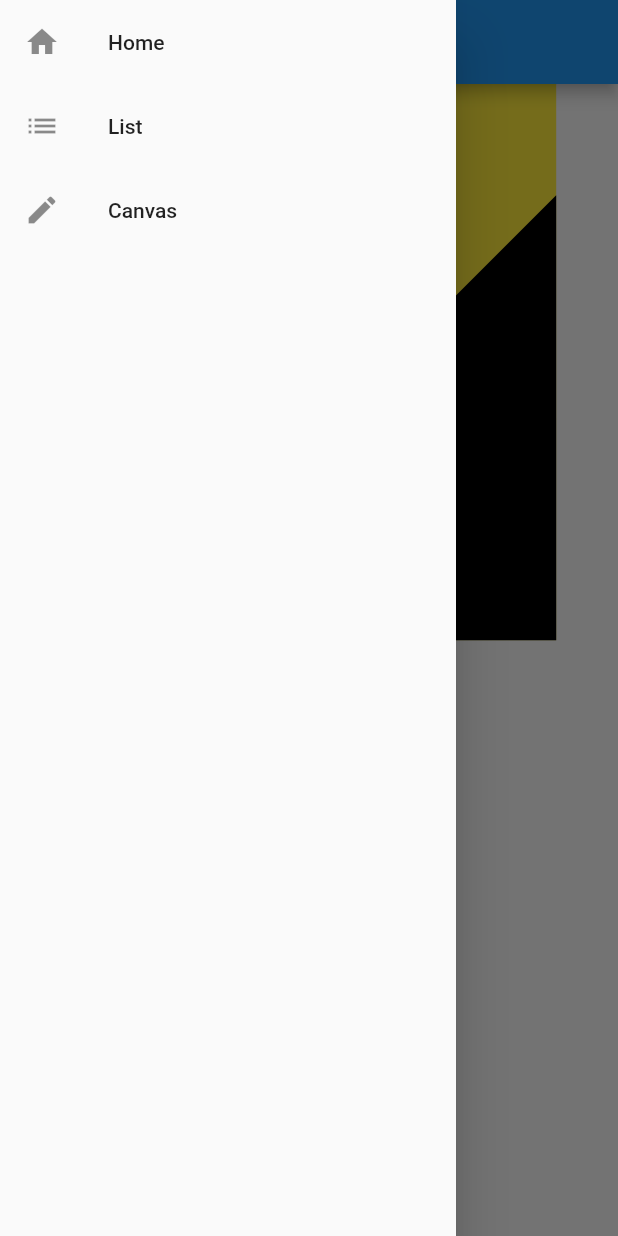
After one commit to aaronmyatt/flow_check, a Flutter app: the FlowCanvas screen opened by its route, with the side drawer open, on a phone screen of 412 x 824 dp. The commit adds this screen. Run offline on Flutter 3.47's test engine with Material 2 defaults, Android fonts, the phone set to English and light mode, and no system bars; our stand-ins replace rxdart.

Commit message:
extract nav drawer into reusable widget

```diff
--- /dev/null
+++ b/lib/nav_drawer.dart
@@ -0,0 +1,38 @@
+import 'package:flutter/material.dart';
+
+class NavDrawer extends StatelessWidget {
+  const NavDrawer({
+    Key key,
+  }) : super(key: key);
+
+  @override
+  Widget build(BuildContext context) {
+    return Drawer(
+      child: ListView(
+        children: <Widget>[
+          ListTile(
+            leading: Icon(Icons.home),
+            title: Text('Home'),
+            onTap: () {
+              Navigator.pushNamed(context, '/');
+            },
+          ),
+          ListTile(
+            leading: Icon(Icons.list),
+            title: Text('List'),
+            onTap: () {
+              Navigator.pushNamed(context, '/list');
+            },
+          ),
+          ListTile(
+            leading: Icon(Icons.edit),
+            title: Text('Canvas'),
+            onTap: () {
+              Navigator.pushNamed(context, '/canvas');
+            },
+          ),
+        ],
+      ),
+    );
+  }
+}
```
Also changed, not shown: lib/flow_canvas.dart (+2 -27 lines), lib/flow_list_page.dart (+5 -30 lines), lib/home_page.dart (+9 -36 lines).
